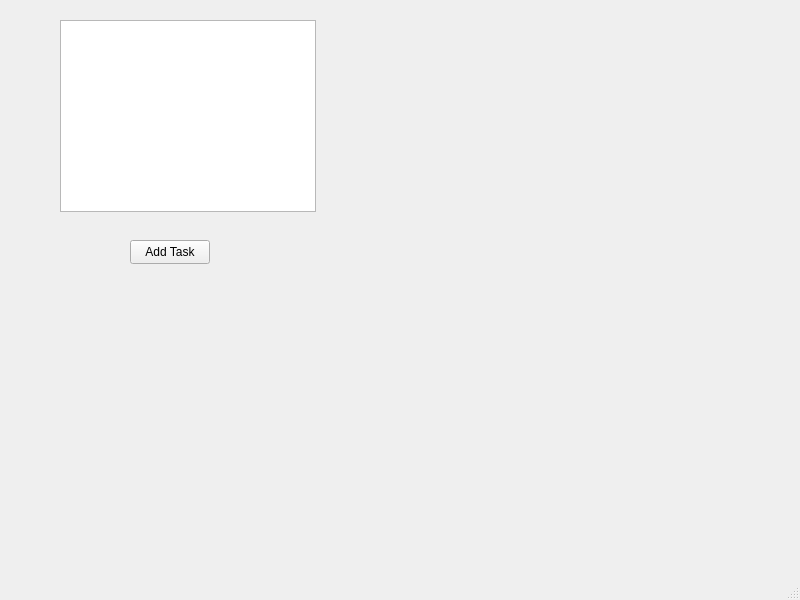
The window that mainwindow.ui (berina-majdancic/task_manager) describes before a commit, drawn with Qt 5.
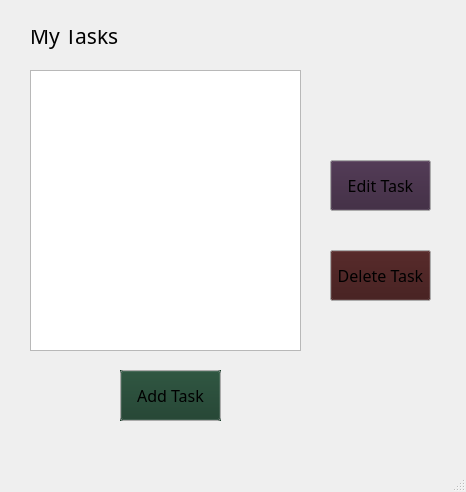
The same window after the commit. Icons and pictures are not drawn.

Commit message: Set up the Add Task button and functionality

```diff
--- a/mainwindow.ui
+++ b/mainwindow.ui
@@ -6,8 +6,8 @@
    <rect>
     <x>0</x>
     <y>0</y>
-    <width>800</width>
-    <height>600</height>
+    <width>466</width>
+    <height>492</height>
    </rect>
   </property>
   <property name="windowTitle">
@@ -17,12 +17,58 @@
    <widget class="QPushButton" name="addButton">
     <property name="geometry">
      <rect>
-      <x>130</x>
-      <y>240</y>
-      <width>80</width>
-      <height>24</height>
+      <x>120</x>
+      <y>370</y>
+      <width>101</width>
+      <height>51</height>
      </rect>
     </property>
+    <property name="palette">
+     <palette>
+      <active>
+       <colorrole role="Button">
+        <brush brushstyle="SolidPattern">
+         <color alpha="255">
+          <red>24</red>
+          <green>60</green>
+          <blue>41</blue>
+         </color>
+        </brush>
+       </colorrole>
+      </active>
+      <inactive>
+       <colorrole role="Button">
+        <brush brushstyle="SolidPattern">
+         <color alpha="255">
+          <red>24</red>
+          <green>60</green>
+          <blue>41</blue>
+         </color>
+        </brush>
+       </colorrole>
+      </inactive>
+      <disabled>
+       <colorrole role="Button">
+        <brush brushstyle="SolidPattern">
+         <color alpha="255">
+          <red>24</red>
+          <green>60</green>
+          <blue>41</blue>
+         </color>
+        </brush>
+       </colorrole>
+      </disabled>
+     </palette>
+    </property>
+    <property name="font">
+     <font>
+      <family>Ink Free</family>
+      <pointsize>12</pointsize>
+     </font>
+    </property>
+    <property name="autoFillBackground">
+     <bool>true</bool>
+    </property>
     <property name="text">
      <string>Add Task</string>
     </property>
@@ -30,13 +76,159 @@
    <widget class="QListWidget" name="taskListWidget">
     <property name="geometry">
      <rect>
-      <x>60</x>
-      <y>20</y>
-      <width>256</width>
-      <height>192</height>
+      <x>30</x>
+      <y>70</y>
+      <width>271</width>
+      <height>281</height>
      </rect>
     </property>
+    <property name="font">
+     <font>
+      <family>Ink Free</family>
+      <pointsize>18</pointsize>
+     </font>
+    </property>
+    <property name="frameShape">
+     <enum>QFrame::Shape::StyledPanel</enum>
+    </property>
    </widget>
+   <widget class="QPushButton" name="deleteButton">
+    <property name="geometry">
+     <rect>
+      <x>330</x>
+      <y>250</y>
+      <width>101</width>
+      <height>51</height>
+     </rect>
+    </property>
+    <property name="palette">
+     <palette>
+      <active>
+       <colorrole role="Button">
+        <brush brushstyle="SolidPattern">
+         <color alpha="255">
+          <red>60</red>
+          <green>19</green>
+          <blue>19</blue>
+         </color>
+        </brush>
+       </colorrole>
+      </active>
+      <inactive>
+       <colorrole role="Button">
+        <brush brushstyle="SolidPattern">
+         <color alpha="255">
+          <red>60</red>
+          <green>19</green>
+          <blue>19</blue>
+         </color>
+        </brush>
+       </colorrole>
+      </inactive>
+      <disabled>
+       <colorrole role="Button">
+        <brush brushstyle="SolidPattern">
+         <color alpha="255">
+          <red>60</red>
+          <green>19</green>
+          <blue>19</blue>
+         </color>
+        </brush>
+       </colorrole>
+      </disabled>
+     </palette>
+    </property>
+    <property name="font">
+     <font>
+      <family>Ink Free</family>
+      <pointsize>12</pointsize>
+     </font>
+    </property>
+    <property name="text">
+     <string>Delete Task</string>
+    </property>
+   </widget>
+   <widget class="QPushButton" name="editButton">
+    <property name="geometry">
+     <rect>
+      <x>330</x>
+      <y>160</y>
+      <width>101</width>
+      <height>51</height>
+     </rect>
+    </property>
+    <property name="palette">
+     <palette>
+      <active>
+       <colorrole role="Button">
+        <brush brushstyle="SolidPattern">
+         <color alpha="255">
+          <red>57</red>
+          <green>35</green>
+          <blue>60</blue>
+         </color>
+        </brush>
+       </colorrole>
+      </active>
+      <inactive>
+       <colorrole role="Button">
+        <brush brushstyle="SolidPattern">
+         <color alpha="255">
+          <red>57</red>
+          <green>35</green>
+          <blue>60</blue>
+         </color>
+        </brush>
+       </colorrole>
+      </inactive>
+      <disabled>
+       <colorrole role="Button">
+        <brush brushstyle="SolidPattern">
+         <color alpha="255">
+          <red>57</red>
+          <green>35</green>
+          <blue>60</blue>
+         </color>
+        </brush>
+       </colorrole>
+      </disabled>
+     </palette>
+    </property>
+    <property name="font">
+     <font>
+      <family>Ink Free</family>
+      <pointsize>12</pointsize>
+     </font>
+    </property>
+    <property name="text">
+     <string>Edit Task</string>
+    </property>
+   </widget>
+   <widget class="QLabel" name="label">
+    <property name="geometry">
+     <rect>
+      <x>30</x>
+      <y>30</y>
+      <width>141</width>
+      <height>41</height>
+     </rect>
+    </property>
+    <property name="font">
+     <font>
+      <family>Ink Free</family>
+      <pointsize>16</pointsize>
+     </font>
+    </property>
+    <property name="text">
+     <string>My Tasks
+</string>
+    </property>
+   </widget>
+   <zorder>taskListWidget</zorder>
+   <zorder>addButton</zorder>
+   <zorder>deleteButton</zorder>
+   <zorder>editButton</zorder>
+   <zorder>label</zorder>
   </widget>
   <widget class="QMenuBar" name="menubar">
    <property name="geometry">
```
Left out of the diff: 7 changed lines with no effect on the pictures. The commit also changes 2 other files.
